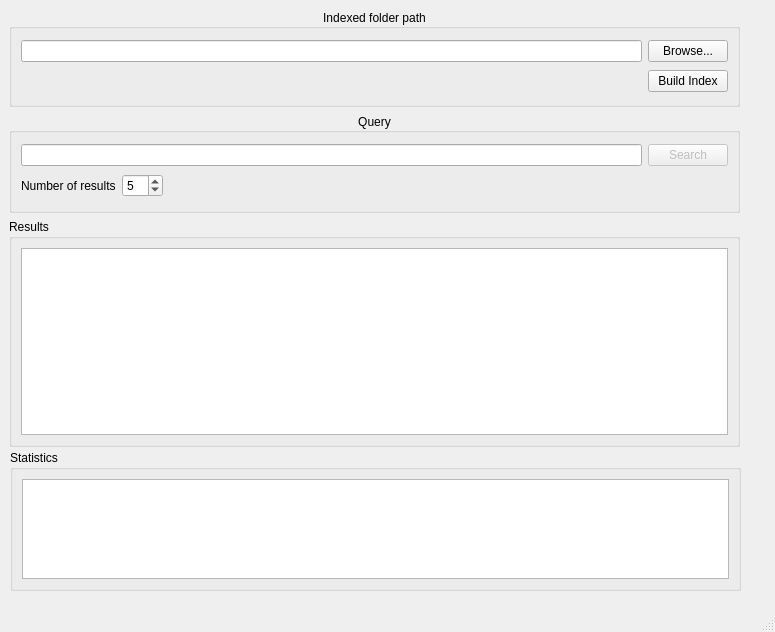
Above: UI/main.ui from lailaglez/belief-network-irs before the change. Below: the same form after it.
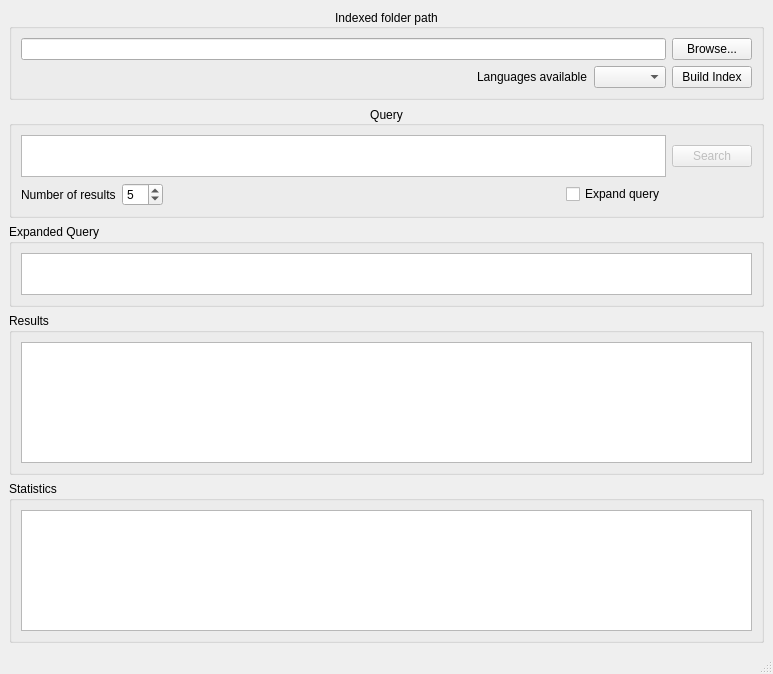
That is the form after the change.

Commit message: expanded query and languages added to ui

```diff
--- a/UI/main.ui
+++ b/UI/main.ui
@@ -6,23 +6,17 @@
    <rect>
     <x>0</x>
     <y>0</y>
-    <width>775</width>
-    <height>632</height>
+    <width>773</width>
+    <height>674</height>
    </rect>
   </property>
   <property name="windowTitle">
    <string>MainWindow</string>
   </property>
   <widget class="QWidget" name="centralwidget">
+   <layout class="QVBoxLayout" name="verticalLayout_2">
+    <item>
    <widget class="QGroupBox" name="groupBox">
-    <property name="geometry">
-     <rect>
-      <x>9</x>
-      <y>9</y>
-      <width>731</width>
-      <height>98</height>
-     </rect>
-    </property>
     <property name="title">
      <string>Indexed folder path</string>
     </property>
@@ -30,52 +24,51 @@
      <set>Qt::AlignCenter</set>
     </property>
     <layout class="QGridLayout" name="gridLayout_2">
-     <item row="0" column="1">
+       <item row="0" column="0" colspan="3">
+        <widget class="QLineEdit" name="pathLineEdit"/>
+       </item>
+       <item row="0" column="3">
       <widget class="QPushButton" name="browseBtn">
        <property name="text">
         <string>Browse...</string>
        </property>
       </widget>
      </item>
+       <item row="1" column="0">
+        <spacer name="horizontalSpacer_2">
+         <property name="orientation">
+          <enum>Qt::Horizontal</enum>
+         </property>
+         <property name="sizeHint" stdset="0">
+          <size>
+           <width>390</width>
+           <height>20</height>
+          </size>
+         </property>
+        </spacer>
+       </item>
      <item row="1" column="1">
+        <widget class="QLabel" name="label_2">
+         <property name="text">
+          <string>Languages available</string>
+         </property>
+        </widget>
+       </item>
+       <item row="1" column="2">
+        <widget class="QComboBox" name="languagesCB"/>
+       </item>
+       <item row="1" column="3">
       <widget class="QPushButton" name="buildBtn">
        <property name="text">
         <string>Build Index</string>
        </property>
       </widget>
      </item>
-     <item row="0" column="0">
-      <widget class="QLineEdit" name="pathLineEdit"/>
-     </item>
-    </layout>
-   </widget>
-   <widget class="QGroupBox" name="groupBox_3">
-    <property name="geometry">
-     <rect>
-      <x>9</x>
-      <y>219</y>
-      <width>731</width>
-      <height>228</height>
-     </rect>
-    </property>
-    <property name="title">
-     <string>Results</string>
-    </property>
-    <layout class="QVBoxLayout" name="verticalLayout">
+      </layout>
+     </widget>
+    </item>
      <item>
-      <widget class="QListWidget" name="resultslistWidget"/>
-     </item>
-    </layout>
-   </widget>
    <widget class="QGroupBox" name="groupBox_2">
-    <property name="geometry">
-     <rect>
-      <x>9</x>
-      <y>113</y>
-      <width>731</width>
-      <height>100</height>
-     </rect>
-    </property>
     <property name="title">
      <string>Query</string>
     </property>
@@ -83,7 +76,7 @@
      <set>Qt::AlignCenter</set>
     </property>
     <layout class="QGridLayout" name="gridLayout">
-     <item row="0" column="3">
+       <item row="0" column="4">
       <widget class="QPushButton" name="queryBtn">
        <property name="enabled">
         <bool>false</bool>
@@ -113,9 +106,6 @@
        </property>
       </widget>
      </item>
-     <item row="0" column="0" colspan="3">
-      <widget class="QLineEdit" name="queryLineEdit"/>
-     </item>
      <item row="1" column="2">
       <spacer name="horizontalSpacer">
        <property name="orientation">
@@ -129,17 +119,65 @@
        </property>
       </spacer>
      </item>
-    </layout>
-   </widget>
+       <item row="1" column="3">
+        <widget class="QCheckBox" name="expandQueryChB">
+         <property name="text">
+          <string>Expand query</string>
+         </property>
+        </widget>
+       </item>
+       <item row="0" column="0" colspan="4">
+        <widget class="QTextEdit" name="queryLineEdit">
+         <property name="maximumSize">
+          <size>
+           <width>16777215</width>
+           <height>42</height>
+          </size>
+         </property>
+         <property name="readOnly">
+          <bool>false</bool>
+         </property>
+        </widget>
+       </item>
+      </layout>
+     </widget>
+    </item>
+    <item>
+     <widget class="QGroupBox" name="groupBoxExpanded">
+      <property name="title">
+       <string>Expanded Query</string>
+      </property>
+      <layout class="QHBoxLayout" name="horizontalLayout">
+       <item>
+        <widget class="QTextEdit" name="expandedLineEdit">
+         <property name="maximumSize">
+          <size>
+           <width>16777215</width>
+           <height>42</height>
+          </size>
+         </property>
+         <property name="readOnly">
+          <bool>true</bool>
+         </property>
+        </widget>
+       </item>
+      </layout>
+     </widget>
+    </item>
+    <item>
+     <widget class="QGroupBox" name="groupBox_3">
+      <property name="title">
+       <string>Results</string>
+      </property>
+      <layout class="QVBoxLayout" name="verticalLayout">
+       <item>
+        <widget class="QListWidget" name="resultslistWidget"/>
+       </item>
+      </layout>
+     </widget>
+    </item>
+    <item>
    <widget class="QGroupBox" name="groupBox_4">
-    <property name="geometry">
-     <rect>
-      <x>10</x>
-      <y>450</y>
-      <width>731</width>
-      <height>141</height>
-     </rect>
-    </property>
     <property name="title">
      <string>Statistics</string>
     </property>
@@ -149,6 +187,8 @@
      </item>
     </layout>
    </widget>
+    </item>
+   </layout>
   </widget>
   <widget class="QMenuBar" name="menubar">
    <property name="geometry">
```
Left out of the diff: 2 changed lines with no effect on the pictures. Lines whose indentation alone changed are shown as unchanged. The commit also changes 2 other files.
